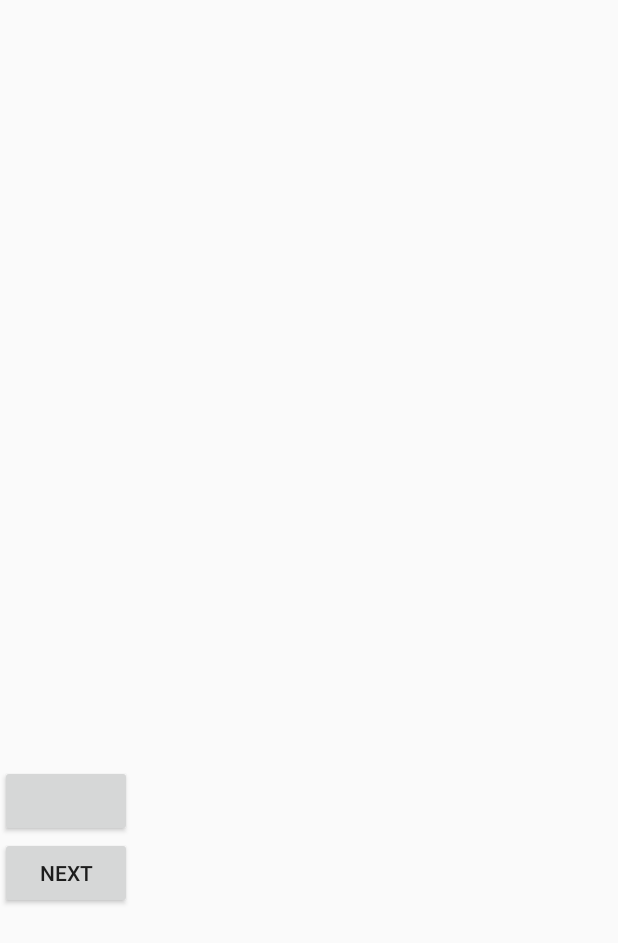
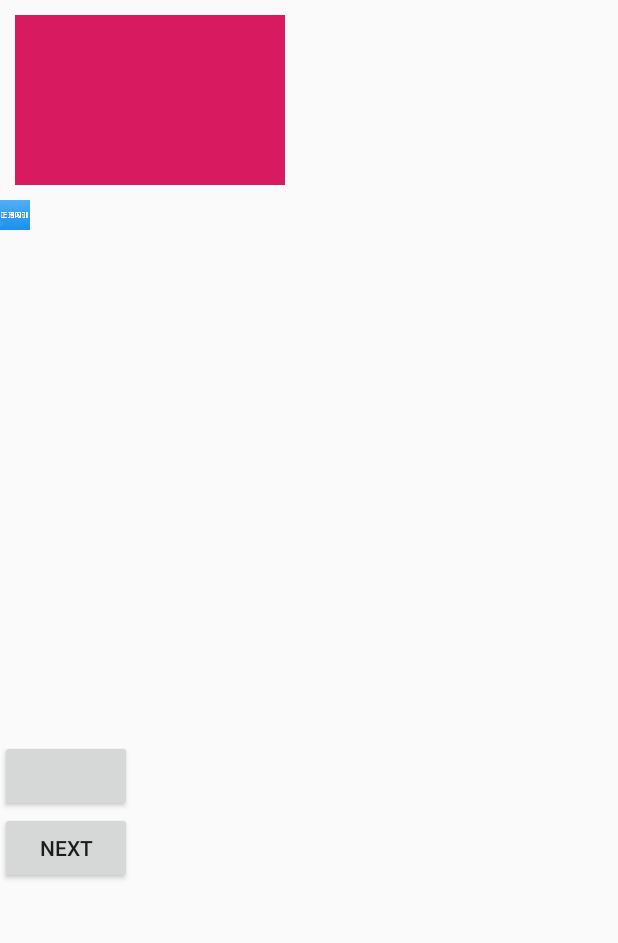
Before and after one commit to nj-baijiayun/imageloader, an Android app: the layout activity_main.xml on its own in the app's theme, with its tools: preview values and no code run, on a phone screen of 412 x 824 dp. Shown: the top 943 px of the screen. Run offline under Robolectric (Android 15) with nearby library versions, the phone set to English and light mode, and no system bars.

```diff
--- a/app/src/main/AndroidManifest.xml
+++ b/app/src/main/AndroidManifest.xml
@@ -14,14 +14,15 @@
         android:supportsRtl="true"
         android:theme="@style/AppTheme">
         <activity android:name=".SecondActivity">
-        </activity>
-        <activity android:name=".MainActivity">
             <intent-filter>
                 <action android:name="android.intent.action.MAIN"/>
 
                 <category android:name="android.intent.category.LAUNCHER"/>
             </intent-filter>
         </activity>
+        <activity android:name=".MainActivity">
+
+        </activity>
     </application>
 
 </manifest>
--- a/app/src/main/res/layout/activity_main.xml
+++ b/app/src/main/res/layout/activity_main.xml
@@ -9,11 +9,25 @@
     tools:context=".MainActivity">
 
     <ImageView
+        android:scaleType="centerCrop"
+        android:background="@color/colorAccent"
         android:id="@+id/img"
-        android:layout_width="150dp"
-        android:layout_height="150dp"
+        android:layout_width="180dp"
+        android:layout_height="113dp"
         android:layout_margin="10dp"
         />
+
+    <ImageView
+        android:scaleType="centerCrop"
+        android:src="@drawable/public_ic_image_error"
+        android:background="@color/colorAccent"
+        android:id="@+id/cover"
+        android:layout_width="20dp"
+        android:layout_height="20dp"
+        />
+
+
+
 
     <ImageView
         android:id="@+id/img2"
--- a/build.gradle
+++ b/build.gradle
@@ -7,7 +7,7 @@ buildscript {
 
     }
     dependencies {
-        classpath 'com.android.tools.build:gradle:3.3.2'
+        classpath 'com.android.tools.build:gradle:3.4.2'
 
         // NOTE: Do not place your application dependencies here; they belong
         // in the individual module build.gradle files
--- a/lib_imageloader/gradle.properties
+++ b/lib_imageloader/gradle.properties
@@ -14,7 +14,7 @@ org.gradle.jvmargs=-Xmx1536m
 
 # 上传构件的信息
 GROUP=com.nj.baijiayun
-VERSION_NAME=1.0.5
+VERSION_NAME=1.0.6
 POM_ARTIFACT_ID=imageloader
 
 #上传的目标仓库地址
--- a/lib_imageloader/src/main/java/com/nj/baijiayun/imageloader/config/SingleConfig.java
+++ b/lib_imageloader/src/main/java/com/nj/baijiayun/imageloader/config/SingleConfig.java
@@ -279,7 +279,7 @@ public class SingleConfig {
          * 圆角矩形时圆角的半径
          */
         private int rectRoundRadius;
-        private int scaleMode;
+        private int scaleMode=ScaleMode.CENTER_CROP;
         /**
          * 请求优先级
          */
```
Also changed, not shown: app/src/main/java/com/nj/baijiayun/imageloader/test/MainActivity.java (+8 -5 lines), app/src/main/java/com/nj/baijiayun/imageloader/test/SecondActivity.java (+4 -27 lines), app/src/main/java/com/nj/baijiayun/imageloader/test/TestApp.java (+3 -3 lines), lib_imageloader/src/main/java/com/nj/baijiayun/imageloader/loader/GlideLoader.java (+57 -32 lines), app/src/main/res/drawable-xxhdpi/public_ic_image_error.jpg (added), gradle/wrapper/gradle-wrapper.properties, 2 other files.
